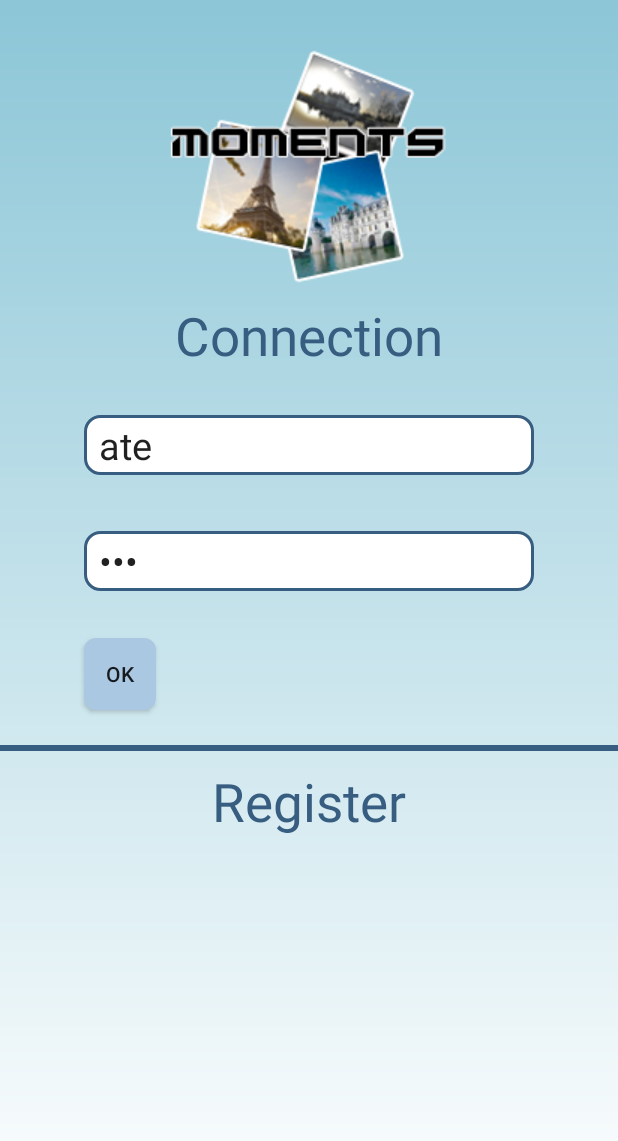
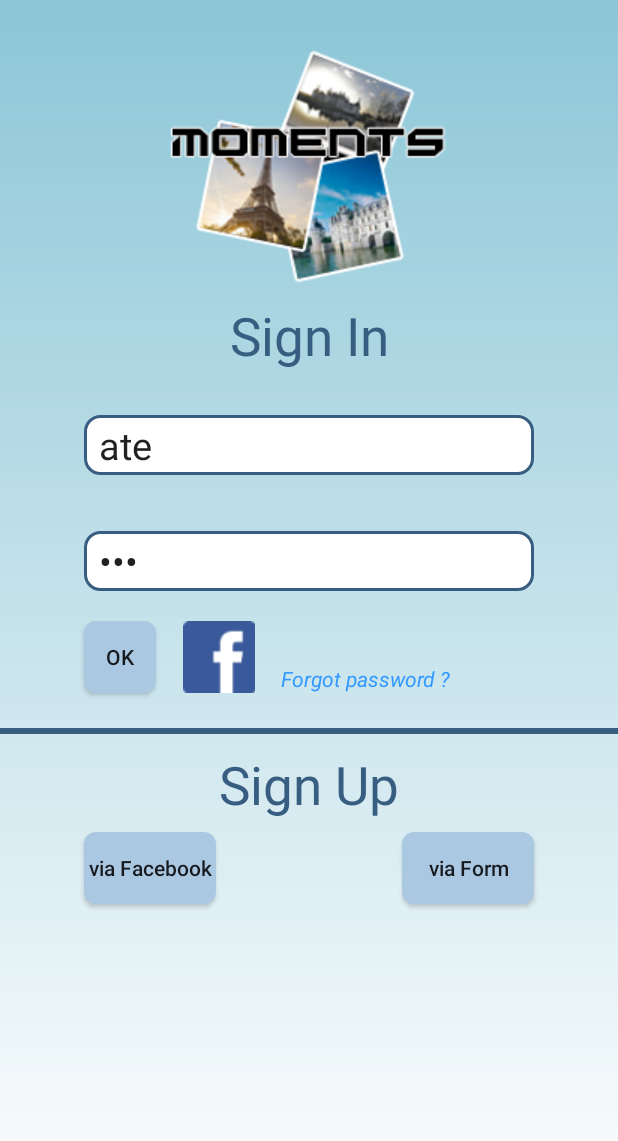
Before and after one commit to TBtomislav/Moments, an Android app: the screen it shows after launch (Connection), on a phone screen of 412 x 824 dp. Shown: the top 1141 px of the screen. Run offline under Robolectric (Android 15) with nearby library versions, the phone set to English and light mode, and no system bars; 2 statements that could not run were skipped.

Commit message:
Avancée dans l'interface de la page de login

```diff
--- a/app/src/main/res/layout/login.xml
+++ b/app/src/main/res/layout/login.xml
@@ -11,7 +11,7 @@
     <TextView
         android:layout_width="match_parent"
         android:layout_height="wrap_content"
-        android:text="@string/connection"
+        android:text="@string/signIn"
         android:id="@+id/textView"
         android:textSize="35sp"
         android:gravity="center"
@@ -63,12 +63,12 @@
         android:layout_width="wrap_content"
         android:layout_height="wrap_content"
         android:text="@string/but_ok"
-        android:id="@+id/tryLogin"
+        android:id="@+id/btn_tryLogin"
         android:background="@drawable/rounded_button"
         android:layout_below="@+id/password"
         android:layout_alignLeft="@+id/password"
         android:layout_alignStart="@+id/password"
-        android:layout_marginTop="31dp" />
+        android:layout_marginTop="20dp" />
 
     <ImageView
         android:layout_width="wrap_content"
@@ -76,15 +76,15 @@
         android:id="@+id/imageView"
         android:src="@drawable/moments2"
         android:layout_alignParentTop="true"
-        android:layout_toRightOf="@+id/tryLogin"
-        android:layout_toEndOf="@+id/tryLogin" />
+        android:layout_toRightOf="@+id/btn_tryLogin"
+        android:layout_toEndOf="@+id/btn_tryLogin" />
 
     <TextView
         android:layout_width="wrap_content"
         android:layout_height="wrap_content"
         android:text="@null"
         android:id="@+id/textView2"
-        android:layout_below="@+id/tryLogin"
+        android:layout_below="@+id/btn_tryLogin"
         android:layout_alignParentLeft="true"
         android:layout_alignParentStart="true"
         android:layout_marginTop="23dp"
@@ -105,4 +105,53 @@
         android:textSize="35sp"
         android:onClick="onClick"
         android:clickable="true"/>
+
+    <ImageButton
+        android:layout_width="48dip"
+        android:layout_height="48dip"
+        android:id="@+id/imgBtn_tryLoginFb"
+        android:src="@drawable/icon_facebook_resize"
+        android:layout_marginLeft="18dp"
+        android:layout_marginStart="18dp"
+        android:layout_alignTop="@+id/btn_tryLogin"
+        android:layout_toRightOf="@+id/btn_tryLogin"
+        android:layout_toEndOf="@+id/btn_tryLogin" />
+
+    <TextView
+        android:layout_width="wrap_content"
+        android:layout_height="wrap_content"
+        android:text="@string/forgottenPassword"
+        android:id="@+id/tv_forgottenPassword"
+        android:autoLink="none"
+        android:textColor="@color/colorLink"
+        android:textStyle="italic"
+        android:layout_above="@+id/textView2"
+        android:layout_toRightOf="@+id/imgBtn_tryLoginFb"
+        android:layout_toEndOf="@+id/imgBtn_tryLoginFb"
+        android:layout_marginLeft="17dp"
+        android:layout_marginStart="17dp" />
+
+    <Button
+        android:background="@drawable/rounded_button"
+        android:layout_width="wrap_content"
+        android:layout_height="wrap_content"
+        android:text="@string/withFacebook"
+        android:textAllCaps="false"
+        android:id="@+id/btn_SignUpViaFb"
+        android:layout_below="@+id/Registration"
+        android:layout_alignLeft="@+id/btn_tryLogin"
+        android:layout_alignStart="@+id/btn_tryLogin"
+        android:layout_marginTop="8dp"/>
+
+    <Button
+        android:background="@drawable/rounded_button"
+        android:layout_width="wrap_content"
+        android:layout_height="wrap_content"
+        android:text="@string/withForm"
+        android:textAllCaps="false"
+        android:id="@+id/btn_SignUpViaForm"
+        android:layout_alignTop="@+id/btn_SignUpViaFb"
+        android:layout_alignRight="@+id/password"
+        android:layout_alignEnd="@+id/password" />
+
 </RelativeLayout>
--- a/app/src/main/res/values/colors.xml
+++ b/app/src/main/res/values/colors.xml
@@ -3,4 +3,5 @@
     <color name="colorPrimary">#3F51B5</color>
     <color name="colorPrimaryDark">#303F9F</color>
     <color name="colorAccent">#FF4081</color>
+    <color name="colorLink">#3399FF</color>
 </resources>
--- a/app/src/main/res/values/strings.xml
+++ b/app/src/main/res/values/strings.xml
@@ -1,15 +1,18 @@
 <resources>
     <string name="app_name" translatable="false">Moments</string>
     <string name="action_settings">Settings</string>
-    <string name="connection">Connection</string>
     <string name="login">Login</string>
     <string name="password">Password</string>
     <string name="ConfirmPassword">Confirm Password</string>
     <string name="but_ok" translatable="false">OK</string>
     <string name="but_cancel">Cancel</string>
-    <string name="register">Register</string>
+    <string name="register">Sign Up</string>
     <string name="my_account">My account</string>
-    <string name="Deconnection">Deconnection</string>
+    <string name="signOut">Sign Out</string>
     <string name="mail">E-mail</string>
-    <string name="show">Show</string>
+    <string name="forgottenPassword">Forgot password ?</string>
+    <string name="signIn">Sign In</string>
+    <string name="signUp">Sign Up</string>
+    <string name="withFacebook" translatable="false">via Facebook</string>
+    <string name="withForm">via Form</string>
 </resources>
```
Also changed, not shown: app/src/main/res/drawable/icon_facebook_resize.png (added), 1 other file.
